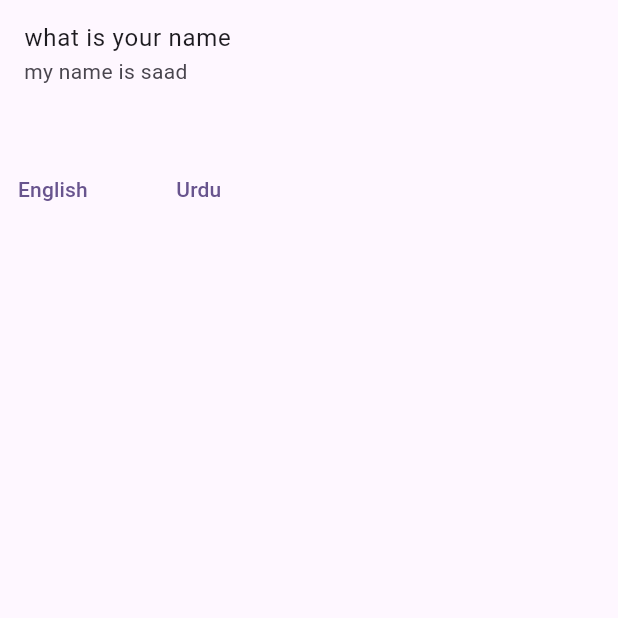
After one commit to saadmomand6/GetX, a Flutter app: the Localization screen opened directly, after a tap on "English", on a phone screen of 412 x 824 dp, the top half of it. The commit adds this screen. Run offline on Flutter 3.47's test engine with Material 2 defaults, Android fonts, the phone set to English and light mode, and no system bars; our stand-ins replace get.

Commit message:
getx locaization

```diff
--- /dev/null
+++ b/lib/getx_localization.dart
@@ -0,0 +1,43 @@
+import 'package:flutter/material.dart';
+import 'package:get/get.dart';
+
+class Localization extends StatefulWidget {
+  const Localization({super.key});
+
+  @override
+  State<Localization> createState() => _LocalizationState();
+}
+
+class _LocalizationState extends State<Localization> {
+  @override
+  Widget build(BuildContext context) {
+    return Scaffold(
+      body: Column(
+        children: [
+          ListTile(
+            title: Text('message'.tr),
+            subtitle: Text('name'.tr),
+          ),
+          const SizedBox(
+            height: 30,
+          ),
+          Row(
+            children: [
+              TextButton(
+                  onPressed: () {
+                    Get.updateLocale(const Locale('en', 'US'));
+                  },
+                  child: const Text('English')),
+                  const SizedBox(
+            width: 30,
+          ),
+              TextButton(onPressed: () {
+                 Get.updateLocale(const Locale('ur', 'PK'));
+              }, child: const Text('Urdu'))
+            ],
+          )
+        ],
+      ),
+    );
+  }
+}
--- /dev/null
+++ b/lib/languages.dart
@@ -0,0 +1,15 @@
+import 'package:get/get_navigation/src/root/internacionalization.dart';
+
+class Languages extends Translations {
+  @override
+  Map<String, Map<String, String>> get keys => {
+        'en_US': {
+          'message': 'what is your name',
+          'name': 'my name is saad'
+          },
+        'ur_PK': {
+          'message': 'آپ کا نام کیا ہے',
+          'name': 'میرا نام سعد ہے۔'
+          }
+      };
+}
--- a/lib/main.dart
+++ b/lib/main.dart
@@ -2,6 +2,8 @@ import 'package:flutter/material.dart';
 import 'package:get/get.dart';
 import 'package:getx/home_screen.dart';
 import 'package:getx/screen_one.dart';
+
+import 'languages.dart';
 
 void main() {
   runApp(const MyApp());
@@ -13,6 +15,9 @@ class MyApp extends StatelessWidget {
   Widget build(BuildContext context) {
     return GetMaterialApp(
       title: 'Flutter GetX',
+      locale: Locale('en', 'US'),
+      fallbackLocale: Locale('en', 'US'),
+      translations: Languages(),
       theme: ThemeData(
         colorScheme: ColorScheme.fromSeed(seedColor: Colors.deepPurple),
         useMaterial3: true,
```
